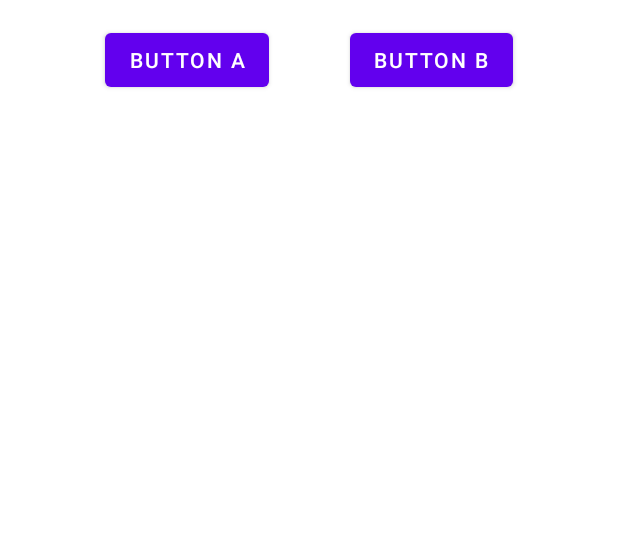
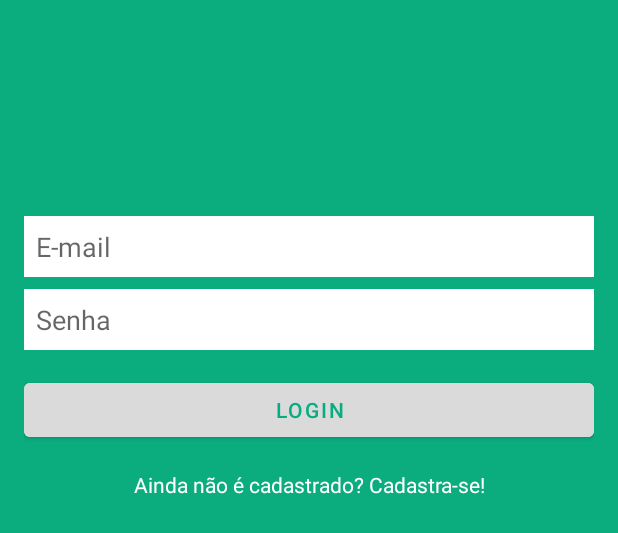
Before and after one commit to walisson-martins/gastos-viagem-kotlin, an Android app: the layout activity_main.xml on its own in the app's theme, with its tools: preview values and no code run, on a phone screen of 412 x 824 dp. Shown: the top 533 px of the screen. Run offline under Robolectric (Android 15) with nearby library versions, the phone set to English and light mode, and no system bars.

Commit message:
feat: constraintLayout com tela de login

```diff
--- a/app/src/main/res/layout/activity_main.xml
+++ b/app/src/main/res/layout/activity_main.xml
@@ -4,26 +4,57 @@
     xmlns:tools="http://schemas.android.com/tools"
     android:layout_width="match_parent"
     android:layout_height="match_parent"
+    android:background="#0BAD7E"
     android:padding="16dp"
     tools:context=".MainActivity">
 
-    <Button
-        android:id="@+id/button_a"
-        android:layout_width="wrap_content"
+    <EditText
+        android:id="@+id/edit_email"
+        android:layout_width="0dp"
         android:layout_height="wrap_content"
-        android:text="button A"
-        app:layout_constraintEnd_toStartOf="@id/button_b"
-        app:layout_constraintHorizontal_chainStyle="spread"
+        android:layout_marginTop="128dp"
+        android:background="#fff"
+        android:hint="E-mail"
+        android:padding="8dp"
+        app:layout_constraintEnd_toEndOf="parent"
         app:layout_constraintStart_toStartOf="parent"
         app:layout_constraintTop_toTopOf="parent" />
 
+    <EditText
+        android:id="@+id/edit_password"
+        android:layout_width="0dp"
+        android:layout_height="wrap_content"
+        android:layout_marginTop="8dp"
+        android:background="#fff"
+        android:hint="Senha"
+        android:padding="8dp"
+        app:layout_constraintEnd_toEndOf="parent"
+        app:layout_constraintStart_toStartOf="parent"
+        app:layout_constraintTop_toBottomOf="@+id/edit_email" />
+
     <Button
-        android:id="@+id/button_b"
-        android:layout_width="wrap_content"
+        android:id="@+id/button_login"
+        android:layout_width="0dp"
         android:layout_height="wrap_content"
-        android:text="Button B"
+        android:layout_marginTop="16dp"
+        android:backgroundTint="#DADADA"
+        android:text="Login"
+        android:textColor="#08AD7F"
         app:layout_constraintEnd_toEndOf="parent"
-        app:layout_constraintStart_toEndOf="@id/button_a"
-        app:layout_constraintTop_toTopOf="@id/button_a" />
+        app:layout_constraintStart_toStartOf="parent"
+        app:layout_constraintTop_toBottomOf="@id/edit_password" />
+
+
+    <TextView
+        android:id="@+id/text_register"
+        android:layout_width="0dp"
+        android:layout_height="wrap_content"
+        android:layout_marginTop="16dp"
+        android:gravity="center"
+        android:text="Ainda não é cadastrado? Cadastra-se!"
+        android:textColor="#FFF"
+        app:layout_constraintEnd_toEndOf="parent"
+        app:layout_constraintStart_toStartOf="parent"
+        app:layout_constraintTop_toBottomOf="@+id/button_login" />
 
 </androidx.constraintlayout.widget.ConstraintLayout>
```
